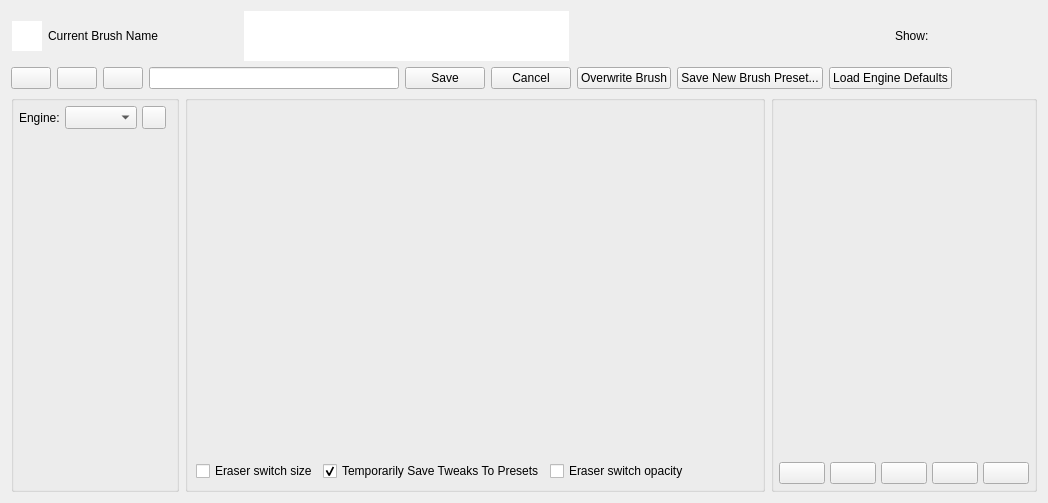
Before: the Qt Designer form libs/ui/forms/wdgpaintopsettings.ui in KDE/krita, drawn with Qt 5.
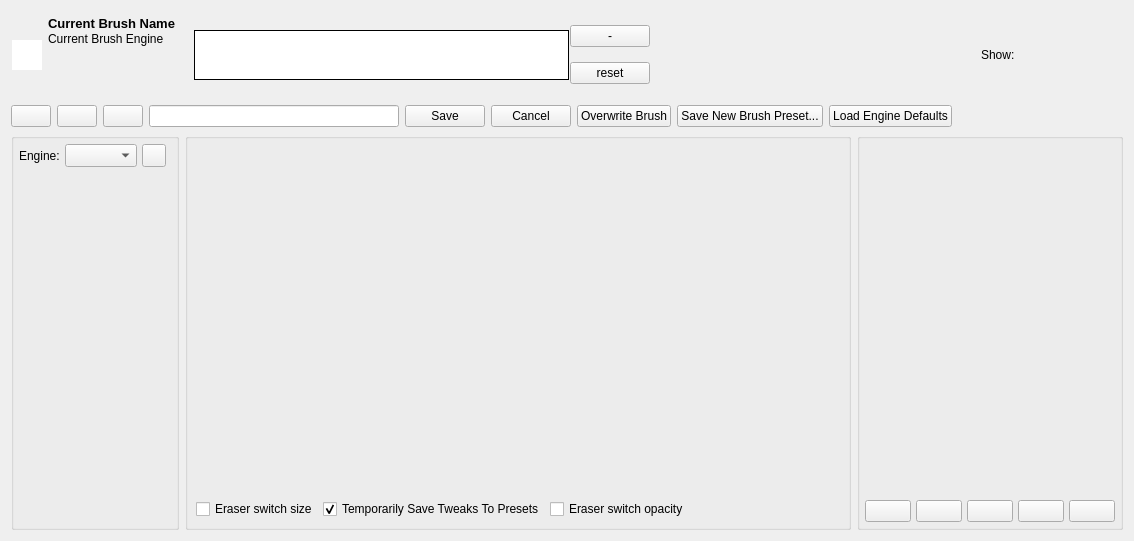
After: the same form once the commit is applied. Custom widgets are drawn as their Qt base class.

Commit message: make the brush position interactive. also hooked up basic zooming for brush preview

```diff
--- a/libs/ui/forms/wdgpaintopsettings.ui
+++ b/libs/ui/forms/wdgpaintopsettings.ui
@@ -6,8 +6,8 @@
    <rect>
     <x>0</x>
     <y>0</y>
-    <width>981</width>
-    <height>488</height>
+    <width>1134</width>
+    <height>541</height>
    </rect>
   </property>
   <property name="windowTitle">
@@ -62,22 +62,43 @@
        <property name="interactive">
         <bool>false</bool>
        </property>
+       <property name="alignment">
+        <set>Qt::AlignHCenter|Qt::AlignTop</set>
+       </property>
        <property name="renderHints">
         <set>QPainter::Antialiasing</set>
        </property>
       </widget>
      </item>
+     <item>
+      <layout class="QVBoxLayout" name="brushNameLayout">
      <item>
       <widget class="QLabel" name="currentBrushNameLabel">
        <property name="minimumSize">
         <size>
-         <width>200</width>
+           <width>150</width>
          <height>0</height>
         </size>
        </property>
+         <property name="font">
+          <font>
+           <pointsize>10</pointsize>
+           <weight>75</weight>
+           <bold>true</bold>
+          </font>
+         </property>
+         <property name="lineWidth">
+          <number>0</number>
+         </property>
        <property name="text">
         <string>Current Brush Name</string>
        </property>
+         <property name="scaledContents">
+          <bool>false</bool>
+         </property>
+         <property name="alignment">
+          <set>Qt::AlignLeading|Qt::AlignLeft|Qt::AlignTop</set>
+         </property>
        <property name="margin">
         <number>0</number>
        </property>
@@ -87,6 +108,37 @@
       </widget>
      </item>
      <item>
+        <widget class="QLabel" name="currentBrushEngineLabel">
+         <property name="text">
+          <string>Current Brush Engine</string>
+         </property>
+         <property name="scaledContents">
+          <bool>false</bool>
+         </property>
+         <property name="alignment">
+          <set>Qt::AlignBottom|Qt::AlignLeading|Qt::AlignLeft</set>
+         </property>
+         <property name="indent">
+          <number>5</number>
+         </property>
+        </widget>
+       </item>
+       <item>
+        <spacer name="verticalSpacer">
+         <property name="orientation">
+          <enum>Qt::Vertical</enum>
+         </property>
+         <property name="sizeHint" stdset="0">
+          <size>
+           <width>20</width>
+           <height>40</height>
+          </size>
+         </property>
+        </spacer>
+       </item>
+      </layout>
+     </item>
+     <item>
       <widget class="KisPresetLivePreviewView" name="liveBrushPreviewView">
        <property name="sizePolicy">
         <sizepolicy hsizetype="MinimumExpanding" vsizetype="MinimumExpanding">
@@ -96,13 +148,13 @@
        </property>
        <property name="minimumSize">
         <size>
-         <width>300</width>
+         <width>375</width>
          <height>50</height>
         </size>
        </property>
        <property name="maximumSize">
         <size>
-         <width>5000</width>
+         <width>375</width>
          <height>50</height>
         </size>
        </property>
@@ -112,11 +164,14 @@
         </font>
        </property>
        <property name="frameShape">
-        <enum>QFrame::NoFrame</enum>
+        <enum>QFrame::Box</enum>
        </property>
        <property name="frameShadow">
         <enum>QFrame::Plain</enum>
        </property>
+       <property name="midLineWidth">
+        <number>0</number>
+       </property>
        <property name="verticalScrollBarPolicy">
         <enum>Qt::ScrollBarAlwaysOff</enum>
        </property>
@@ -131,6 +186,24 @@
        </property>
       </widget>
      </item>
+     <item>
+      <layout class="QVBoxLayout" name="verticalLayout_3">
+       <item>
+        <widget class="QPushButton" name="zoomOutGraphicsViewButton">
+         <property name="text">
+          <string>-</string>
+         </property>
+        </widget>
+       </item>
+       <item>
+        <widget class="QPushButton" name="resetGraphicsViewButton">
+         <property name="text">
+          <string>reset</string>
+         </property>
+        </widget>
+       </item>
+      </layout>
+     </item>
      <item>
       <spacer name="horizontalSpacer_3">
        <property name="orientation">
```
Left out of the diff: 257 changed lines with no effect on the pictures. Lines whose indentation alone changed are shown as unchanged. The commit also changes 3 other files.
